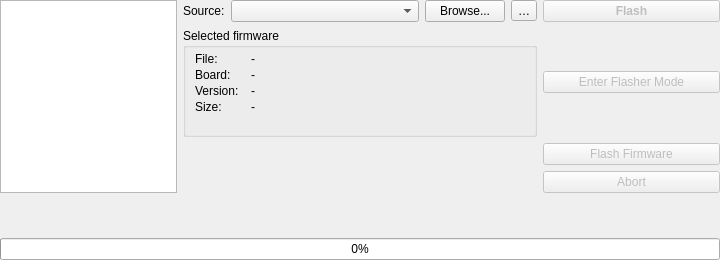
Above: src/widgets/adv-settings/flasher.ui from anpeaco/FreeJoyXConfiguratorQt before the change. Below: the same form after it.
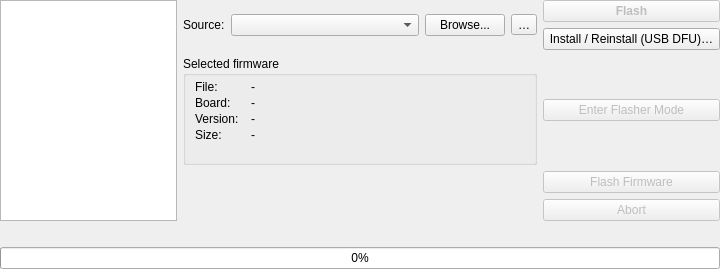
That is the form after the change.

Commit message: feat(flash): in-app USB DFU install/reinstall for F411 (#53)

```diff
--- a/src/widgets/adv-settings/flasher.ui
+++ b/src/widgets/adv-settings/flasher.ui
@@ -197,6 +197,8 @@
         keep the original two-step flow for users who want explicit
         control. -->
    <item row="0" column="2">
+    <layout class="QVBoxLayout" name="layoutV_PrimaryActions">
+     <item>
     <widget class="QPushButton" name="pushButton_FlashConsolidated">
      <property name="enabled">
       <bool>false</bool>
@@ -217,6 +219,24 @@
       <string notr="true">font-weight:600;</string>
      </property>
     </widget>
+     </item>
+     <item>
+      <widget class="QPushButton" name="pushButton_DfuInstall">
+       <property name="sizePolicy">
+        <sizepolicy hsizetype="MinimumExpanding" vsizetype="Fixed">
+         <horstretch>0</horstretch>
+         <verstretch>0</verstretch>
+        </sizepolicy>
+       </property>
+       <property name="toolTip">
+        <string>Install or completely reinstall the bootloader and application over USB DFU -- no ST-Link or STM32CubeProgrammer needed. Use this for a blank chip, to recover a corrupted bootloader, or to change firmware generation. F411 (BlackPill) only; the board must be put into DFU mode (BOOT0 + reset).</string>
+       </property>
+       <property name="text">
+        <string>Install / Reinstall (USB DFU)…</string>
+       </property>
+      </widget>
+     </item>
+    </layout>
    </item>
    <item row="1" column="2">
     <widget class="QPushButton" name="pushButton_FlasherMode">
```
Lines whose indentation alone changed are shown as unchanged. The commit also changes 14 other files.
